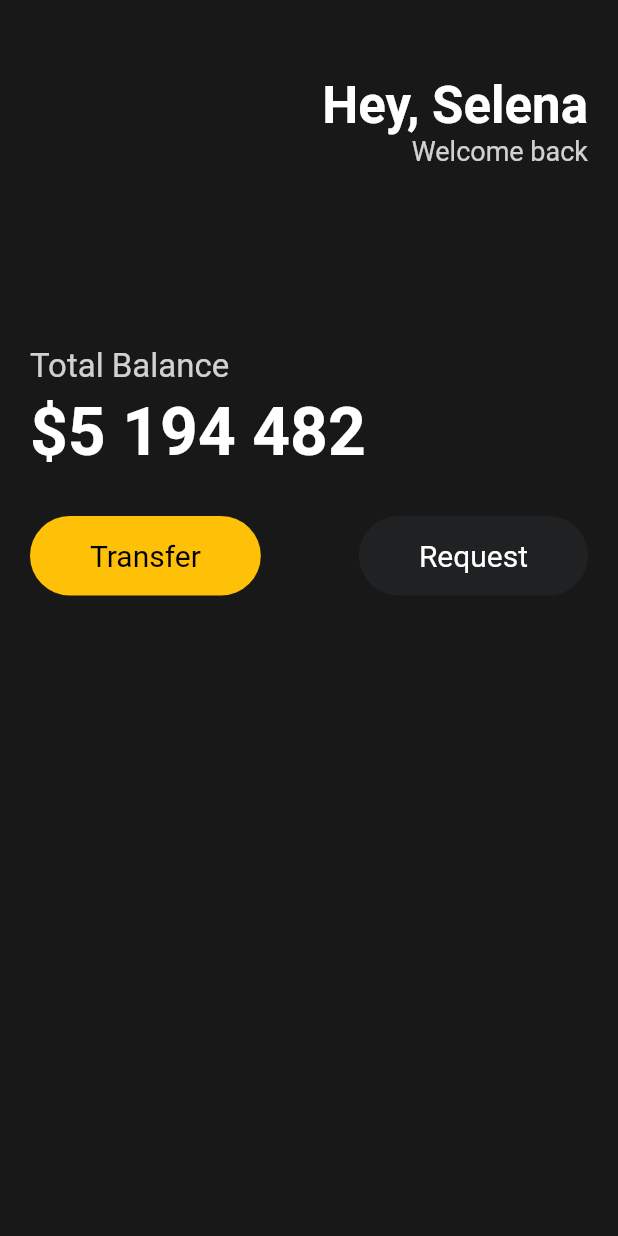
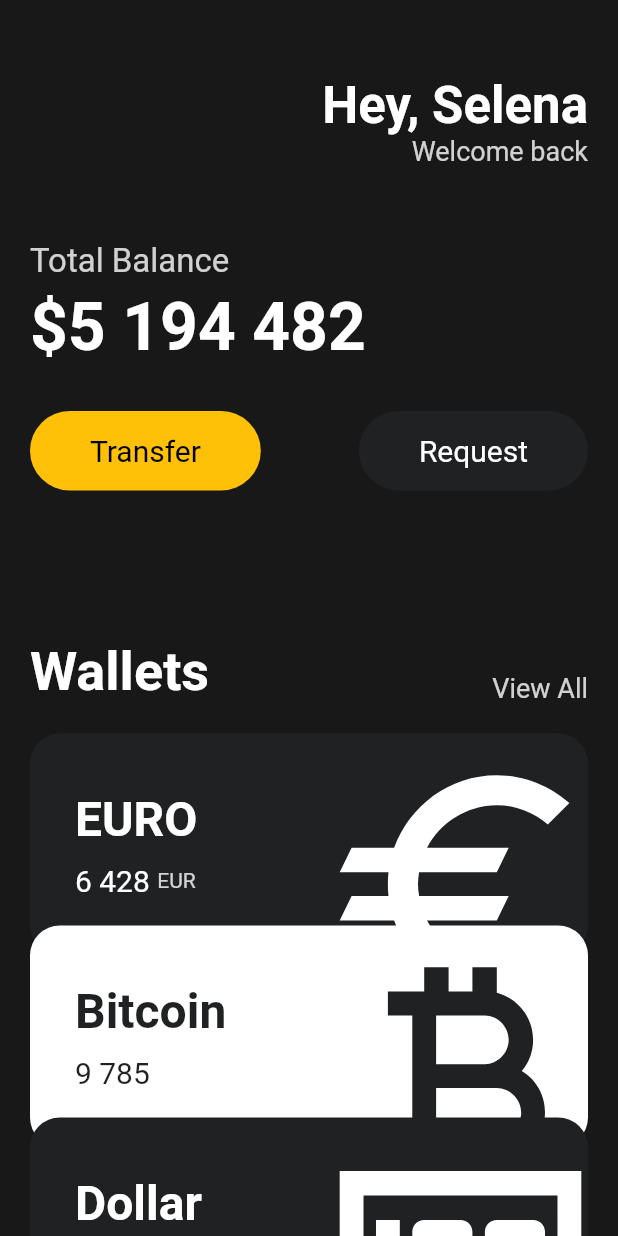
Before and after one commit to sky21kr/flutter-practice, a Flutter app: the screen it shows after launch, on a phone screen of 412 x 824 dp. Run offline on Flutter 3.47's test engine with Material 2 defaults, Android fonts, the phone set to English and light mode, and no system bars.

Commit message:
feat: UI 구현

```diff
--- a/lib/main.dart
+++ b/lib/main.dart
@@ -1,5 +1,6 @@
 import 'package:flutter/material.dart';
 import 'package:toonflix/wigets/button.dart';
+import 'package:toonflix/wigets/currency_card.dart';
 
 void main() {
   runApp(const App());
@@ -13,7 +14,8 @@ class App extends StatelessWidget {
     return MaterialApp(
       home: Scaffold(
         backgroundColor: const Color(0xFF181818),
-        body: Padding(
+        body: SingleChildScrollView(
+          child: Padding(
             padding: const EdgeInsets.symmetric(
               horizontal: 20,
             ),
@@ -49,7 +51,7 @@ class App extends StatelessWidget {
                   ],
                 ),
                 const SizedBox(
-                height: 120,
+                  height: 50,
                 ),
                 Text(
                   'Total Balance',
@@ -87,7 +89,60 @@ class App extends StatelessWidget {
                     ),
                   ],
                 ),
+                const SizedBox(
+                  height: 100,
+                ),
+                Row(
+                  mainAxisAlignment: MainAxisAlignment.spaceBetween,
+                  crossAxisAlignment: CrossAxisAlignment.end,
+                  children: [
+                    const Text(
+                      'Wallets',
+                      style: TextStyle(
+                        color: Colors.white,
+                        fontSize: 36,
+                        fontWeight: FontWeight.w600,
+                      ),
+                    ),
+                    Text('View All',
+                        style: TextStyle(
+                          color: Colors.white.withOpacity(0.8),
+                          fontSize: 18,
+                        )),
                   ],
+                ),
+                const SizedBox(
+                  height: 20,
+                ),
+                const CurrencyCard(
+                  name: 'EURO',
+                  code: 'EUR',
+                  amount: '6 428',
+                  icon: Icons.euro,
+                  isInverted: false,
+                ),
+                Transform.translate(
+                  offset: const Offset(0, -20),
+                  child: const CurrencyCard(
+                    name: 'Bitcoin',
+                    code: 'BTC',
+                    amount: '9 785',
+                    icon: Icons.currency_bitcoin,
+                    isInverted: true,
+                  ),
+                ),
+                Transform.translate(
+                  offset: const Offset(0, -40),
+                  child: const CurrencyCard(
+                    name: 'Dollar',
+                    code: 'USD',
+                    amount: '428',
+                    icon: Icons.money_outlined,
+                    isInverted: false,
+                  ),
+                ),
+              ],
+            ),
           ),
         ),
       ),
--- /dev/null
+++ b/lib/wigets/currency_card.dart
@@ -0,0 +1,83 @@
+import 'package:flutter/material.dart';
+
+const _blackColor = Color(0xFF1F2123);
+
+class CurrencyCard extends StatelessWidget {
+  final String name, code, amount;
+  final IconData icon;
+  final bool isInverted;
+
+  const CurrencyCard({
+    super.key,
+    required this.name,
+    required this.code,
+    required this.amount,
+    required this.icon,
+    required this.isInverted,
+  });
+
+  @override
+  Widget build(BuildContext context) {
+    return Container(
+      clipBehavior: Clip.hardEdge,
+      decoration: BoxDecoration(
+        color: isInverted ? Colors.white : const Color(0xFF1F2123),
+        borderRadius: BorderRadius.circular(20),
+      ),
+      child: Padding(
+        padding: const EdgeInsets.all(30),
+        child: Row(
+          mainAxisAlignment: MainAxisAlignment.spaceBetween,
+          children: [
+            Column(
+              crossAxisAlignment: CrossAxisAlignment.start,
+              children: [
+                Text(
+                  name,
+                  style: TextStyle(
+                    color: isInverted ? _blackColor : Colors.white,
+                    fontSize: 32,
+                    fontWeight: FontWeight.w600,
+                  ),
+                ),
+                const SizedBox(
+                  height: 10,
+                ),
+                Row(
+                  children: [
+                    Text(
+                      amount,
+                      style: TextStyle(
+                        fontSize: 20,
+                        color: isInverted ? _blackColor : Colors.white,
+                        // color: Colors.white,
+                      ),
+                    ),
+                    const SizedBox(
+                      width: 5,
+                    ),
+                    Text(code,
+                        style: TextStyle(
+                          color: Colors.white.withOpacity(0.8),
+                        )),
+                  ],
+                )
+              ],
+            ),
+            Transform.scale(
+              scale: 2.2,
+              child: Transform.translate(
+                offset: const Offset(-5, 12),
+                child: Icon(
+                  icon,
+                  color: isInverted ? _blackColor : Colors.white,
+                  size: 88,
+                ),
+              ),
+            )
+          ],
+        ),
+      ),
+    );
+  }
+}
```
Lines whose indentation alone changed are shown as unchanged.
